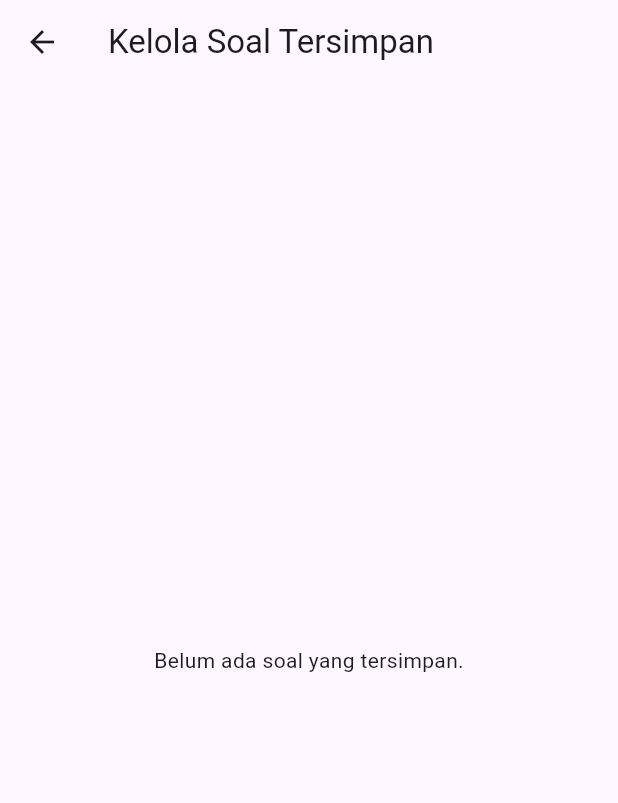
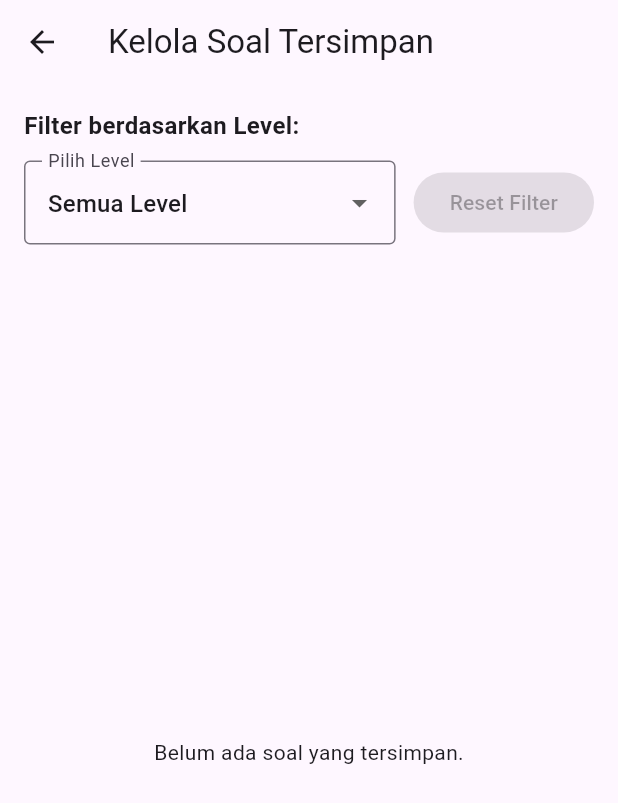
Before and after one commit to Revereign/learnapp, a Flutter app: the KelolaSoalTersimpanPage screen opened directly, on a phone screen of 412 x 824 dp. Shown: the top 803 px of the screen. Run offline on Flutter 3.47's test engine with Material 3 defaults, Android fonts, the phone set to English and light mode, and no system bars; our stand-ins replace audioplayers, bloc, cached_network_image, cloud_firestore, equatable, firebase_auth and 10 more; missing offline and left inert: pinyin, stroke_order_animator; accounts and stored records are empty.

Commit message:
Generate Soal Done

```diff
--- a/lib/presentation/pages/admin/kelola_soal_tersimpan.dart
+++ b/lib/presentation/pages/admin/kelola_soal_tersimpan.dart
@@ -13,6 +13,8 @@ class KelolaSoalTersimpanPage extends StatefulWidget {
 }
 
 class _KelolaSoalTersimpanPageState extends State<KelolaSoalTersimpanPage> {
+  int? _selectedFilterLevel;
+
   @override
   void initState() {
     super.initState();
@@ -27,11 +29,79 @@ class _KelolaSoalTersimpanPageState extends State<KelolaSoalTersimpanPage> {
     context.read<ManageQuizBloc>().add(DeleteQuestionEvent(id));
   }
 
+  void _filterByLevel(int? level) {
+    setState(() {
+      _selectedFilterLevel = level;
+    });
+  }
+
+  List<QuizQuestionEntity> _getFilteredQuestions(List<QuizQuestionEntity> allQuestions) {
+    if (_selectedFilterLevel == null) {
+      return allQuestions;
+    }
+    return allQuestions.where((question) => question.level == _selectedFilterLevel).toList();
+  }
+
   @override
   Widget build(BuildContext context) {
     return Scaffold(
       appBar: AppBar(title: const Text("Kelola Soal Tersimpan")),
-      body: BlocBuilder<ManageQuizBloc, ManageQuizState>(
+      body: Column(
+        children: [
+          // Level filter section
+          Container(
+            padding: const EdgeInsets.all(16),
+            child: Column(
+              crossAxisAlignment: CrossAxisAlignment.start,
+              children: [
+                const Text(
+                  "Filter berdasarkan Level:",
+                  style: TextStyle(
+                    fontSize: 16,
+                    fontWeight: FontWeight.bold,
+                  ),
+                ),
+                const SizedBox(height: 12),
+                Row(
+                  children: [
+                    Expanded(
+                      child: DropdownButtonFormField<int?>(
+                        value: _selectedFilterLevel,
+                        decoration: const InputDecoration(
+                          border: OutlineInputBorder(),
+                          labelText: "Pilih Level",
+                          hintText: "Semua Level",
+                        ),
+                        items: [
+                          const DropdownMenuItem<int?>(
+                            value: null,
+                            child: Text("Semua Level"),
+                          ),
+                          ...List.generate(10, (index) {
+                            final level = index + 1;
+                            return DropdownMenuItem<int?>(
+                              value: level,
+                              child: Text("Level $level"),
+                            );
+                          }),
+                        ],
+                        onChanged: _filterByLevel,
+                      ),
+                    ),
+                    const SizedBox(width: 12),
+                    ElevatedButton(
+                      onPressed: _selectedFilterLevel != null ? () => _filterByLevel(null) : null,
+                      child: const Text("Reset Filter"),
+                    ),
+                  ],
+                ),
+              ],
+            ),
+          ),
+
+          // Questions list
+          Expanded(
+            child: BlocBuilder<ManageQuizBloc, ManageQuizState>(
               builder: (context, state) {
                 if (state is ManageQuizLoading) {
                   return const Center(child: CircularProgressIndicator());
@@ -42,15 +112,38 @@ class _KelolaSoalTersimpanPageState extends State<KelolaSoalTersimpanPage> {
                 }
 
                 if (state is ManageQuizLoaded) {
-            if (state.questions.isEmpty) {
+                  final filteredQuestions = _getFilteredQuestions(state.questions);
+
+                  if (filteredQuestions.isEmpty) {
+                    if (_selectedFilterLevel != null) {
+                      return Center(
+                        child: Column(
+                          mainAxisAlignment: MainAxisAlignment.center,
+                          children: [
+                            const Icon(Icons.filter_list, size: 64, color: Colors.grey),
+                            const SizedBox(height: 16),
+                            Text(
+                              'Tidak ada soal untuk Level $_selectedFilterLevel',
+                              style: const TextStyle(fontSize: 18, color: Colors.grey),
+                            ),
+                            const SizedBox(height: 8),
+                            ElevatedButton(
+                              onPressed: () => _filterByLevel(null),
+                              child: const Text("Lihat Semua Soal"),
+                            ),
+                          ],
+                        ),
+                      );
+                    } else {
                       return const Center(child: Text("Belum ada soal yang tersimpan."));
+                    }
                   }
 
                   return ListView.builder(
-              padding: const EdgeInsets.all(16),
-              itemCount: state.questions.length,
+                    padding: const EdgeInsets.symmetric(horizontal: 16),
+                    itemCount: filteredQuestions.length,
                     itemBuilder: (context, index) {
-                final question = state.questions[index];
+                      final question = filteredQuestions[index];
                       return Card(
                         margin: const EdgeInsets.only(bottom: 12),
                         child: Padding(
@@ -58,6 +151,34 @@ class _KelolaSoalTersimpanPageState extends State<KelolaSoalTersimpanPage> {
                           child: Column(
                             crossAxisAlignment: CrossAxisAlignment.start,
                             children: [
+                              Row(
+                                children: [
+                                  Container(
+                                    padding: const EdgeInsets.symmetric(horizontal: 8, vertical: 4),
+                                    decoration: BoxDecoration(
+                                      color: Colors.blue.shade100,
+                                      borderRadius: BorderRadius.circular(12),
+                                    ),
+                                    child: Text(
+                                      "Level ${question.level}",
+                                      style: TextStyle(
+                                        fontSize: 12,
+                                        color: Colors.blue.shade800,
+                                        fontWeight: FontWeight.bold,
+                                      ),
+                                    ),
+                                  ),
+                                  const Spacer(),
+                                  Text(
+                                    "Soal ${index + 1}",
+                                    style: TextStyle(
+                                      fontSize: 12,
+                                      color: Colors.grey.shade600,
+                                    ),
+                                  ),
+                                ],
+                              ),
+                              const SizedBox(height: 8),
                               Text(question.soal, style: const TextStyle(fontWeight: FontWeight.bold)),
                               const SizedBox(height: 8),
                               Text("A. ${question.a}"),
@@ -72,7 +193,7 @@ class _KelolaSoalTersimpanPageState extends State<KelolaSoalTersimpanPage> {
                                   const Text("Level: "),
                                   DropdownButton<int>(
                                     value: question.level,
-                              items: List.generate(11, (i) => i).map((level) {
+                                    items: List.generate(10, (i) => i + 1).map((level) {
                                       return DropdownMenuItem(
                                         value: level,
                                         child: Text("$level"),
@@ -102,6 +223,9 @@ class _KelolaSoalTersimpanPageState extends State<KelolaSoalTersimpanPage> {
                 return const SizedBox();
               },
             ),
+          ),
+        ],
+      ),
     );
   }
 }
```
Also changed, not shown: lib/presentation/pages/admin/generate_soal_page.dart (+10 -14 lines). Lines whose indentation alone changed are shown as unchanged.
